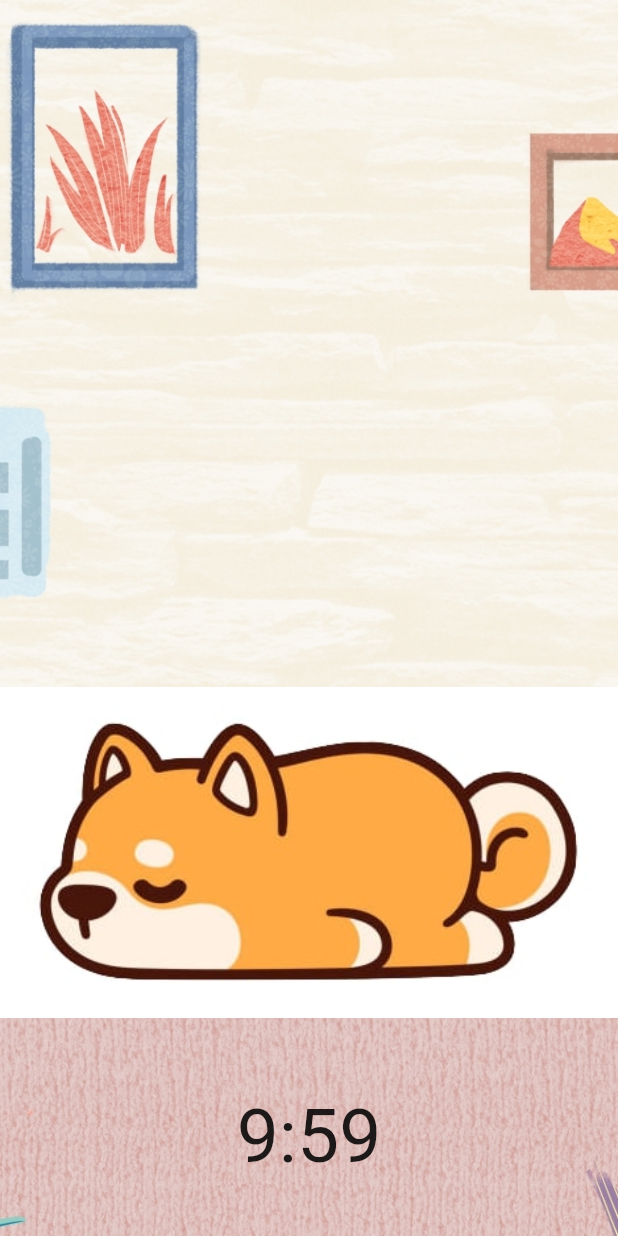
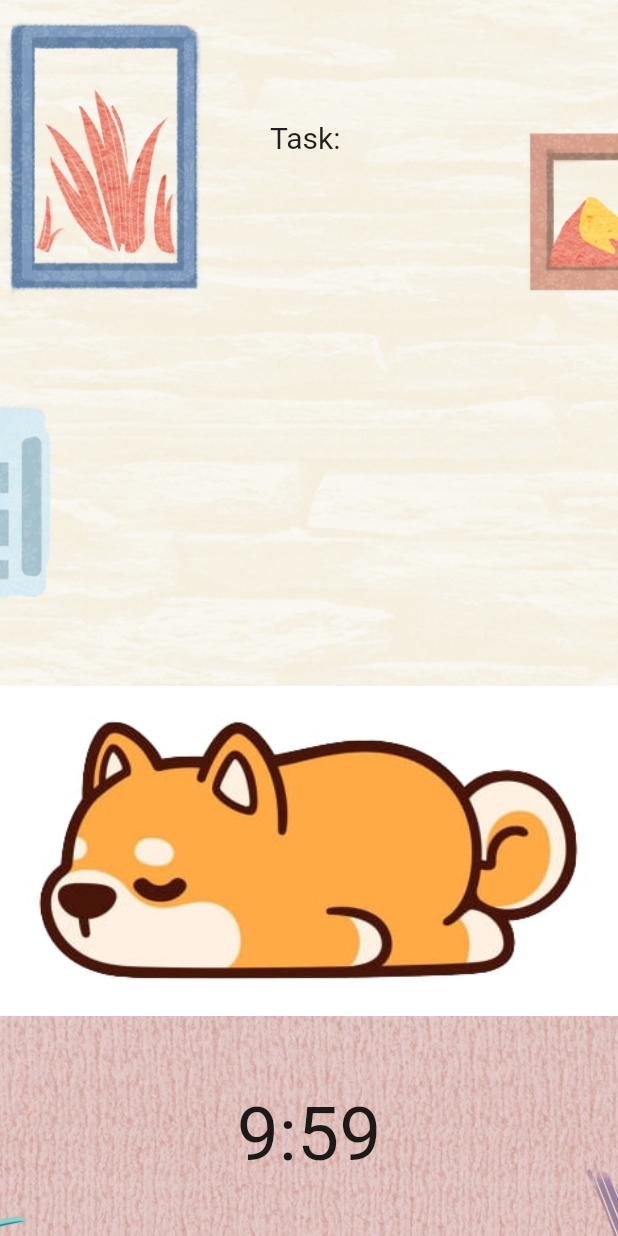
Before and after one commit to greyguy21/study_buddy, a Flutter app: the MainFocusPage screen opened by its route, on a phone screen of 412 x 824 dp. Run offline on Flutter 3.47's test engine with Material 2 defaults, Android fonts, the phone set to English and light mode, and no system bars; our stand-ins replace cloud_firestore, firebase_auth, firebase_core, page_transition; accounts and stored records are empty.

Commit message:
page transitions, task text to be displayed

```diff
--- a/lib/globals.dart
+++ b/lib/globals.dart
@@ -1,4 +1,5 @@
 library study_buddy.globals;
 
-var coins = 888;
+var coins = 0;
 double timeSliderValue = 10;
+var taskName = '';
--- a/lib/screens/main_focus.dart
+++ b/lib/screens/main_focus.dart
@@ -12,10 +12,10 @@ class MainFocusPage extends StatefulWidget {
 }
 
 class _MainFocusPageState extends State<MainFocusPage> {
+  String taskName = globals.taskName;
   @override
   Widget build(BuildContext context) {
     return Scaffold(
-      resizeToAvoidBottomInset: false,
       body: Stack(
         children: <Widget>[
           Image(
@@ -25,12 +25,15 @@ class _MainFocusPageState extends State<MainFocusPage> {
             fit: BoxFit.cover,
           ),
           Container(
-            margin: EdgeInsets.only(top: 108),
             child: Column(children: <Widget>[
+              Container(
+                  margin: EdgeInsets.only(top: 80),
+                  child:
+                      Text('Task: $taskName', style: TextStyle(fontSize: 20))),
               // add animal and items here
               Container(
                 margin: EdgeInsets.only(
-                  top: 350,
+                  top: 354,
                 ),
                 child: Image(
                   image: AssetImage('assets/dog.jpg'),
--- a/pubspec.yaml
+++ b/pubspec.yaml
@@ -31,6 +31,7 @@ dependencies:
   firebase_core: ^1.2.0
   firebase_auth: ^1.2.0
   cloud_firestore: ^2.2.0
+  page_transition: ^2.0.2
 
 dev_dependencies:
   flutter_test:
```
Also changed, not shown: lib/custom_timer.dart (+11 -2 lines), lib/screens/end_session.dart (+6 -1 lines), lib/screens/homepage.dart (+16 -6 lines), pubspec.lock.
